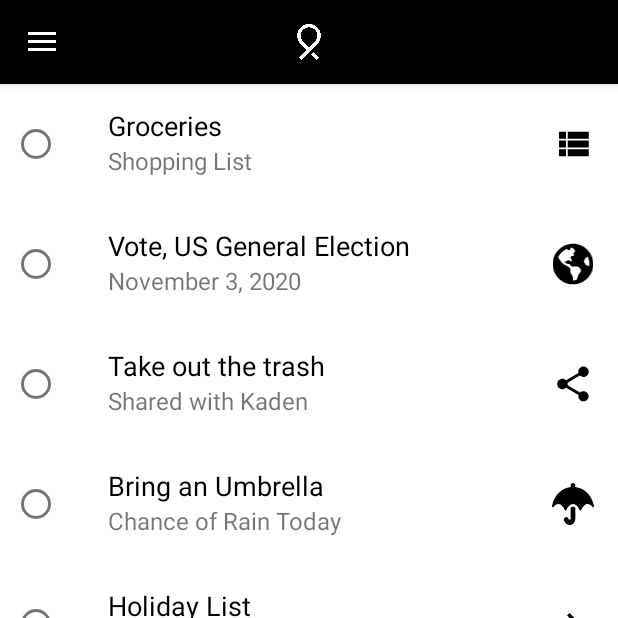
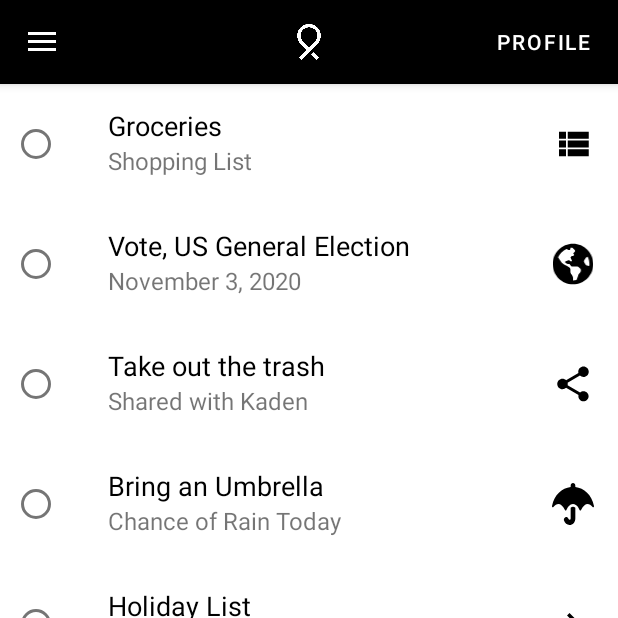
Before and after one commit to ryubears/re-mind, an Android app: the screen it shows after launch (MainActivity), on a phone screen of 412 x 824 dp, the top half of it. Run offline under Robolectric (Android 15) with nearby library versions, the light colour scheme and no system bars.

Commit message:
Add (temporary) profile button and change default setting switch

```diff
--- a/app/src/main/AndroidManifest.xml
+++ b/app/src/main/AndroidManifest.xml
@@ -37,6 +37,8 @@
 
         <activity android:name=".ui.activities.PrivacyPolicyActivity" />
 
+        <activity android:name=".ui.activities.ProfileActivity" />
+
         <activity
             android:name=".ui.activities.TaskDetailActivity"
             android:label="@string/title_task_detail"
--- a/app/src/main/java/com/yoseph/re_mind/ui/activities/MainActivity.java
+++ b/app/src/main/java/com/yoseph/re_mind/ui/activities/MainActivity.java
@@ -9,6 +9,7 @@ import android.os.Build;
 import android.os.Bundle;
 import android.os.Handler;
 import android.view.View;
+import android.widget.Button;
 import android.widget.ImageButton;
 import android.widget.ImageView;
 import android.widget.Toast;
@@ -73,9 +74,11 @@ public class MainActivity extends AppCompatActivity {
         toolbar = findViewById(R.id.nav_toolbar);
         fab = findViewById(R.id.nav_fab);
 
+
         // Initialize toolbar and fab.
         setSupportActionBar(toolbar);
         setFloatingActionButton();
+        setProfileButton();
 
         // Disable title.
         getSupportActionBar().setDisplayShowTitleEnabled(false);
@@ -151,6 +154,15 @@ public class MainActivity extends AppCompatActivity {
         // Using BottomSheetDialogFragment.
         final BottomSheetFragment bottomSheetFragment = new BottomSheetFragment();
         fab.setOnClickListener(view -> bottomSheetFragment.show(getSupportFragmentManager(), bottomSheetFragment.getTag()));
+    }
+
+    private void setProfileButton() {
+        final Button button = (Button) findViewById(R.id.profile_button);
+        button.setOnClickListener(new View.OnClickListener() {
+            public void onClick(View v) {
+                startActivity(new Intent(MainActivity.this, ProfileActivity.class));
+            }
+        });
     }
 
     private void loadFragment() {
--- a/app/src/main/res/layout/activity_settings.xml
+++ b/app/src/main/res/layout/activity_settings.xml
@@ -48,6 +48,7 @@
         android:layout_height="wrap_content"
         android:layout_marginStart="320dp"
         android:layout_marginTop="165dp"
+        android:checked="true"
         app:layout_constraintStart_toStartOf="parent"
         app:layout_constraintTop_toTopOf="parent" />
 
@@ -57,6 +58,7 @@
         android:layout_height="wrap_content"
         android:layout_marginStart="320dp"
         android:layout_marginTop="96dp"
+        android:checked="true"
         app:layout_constraintStart_toStartOf="parent"
         app:layout_constraintTop_toTopOf="parent" />
 
--- a/app/src/main/res/layout/app_bar_main.xml
+++ b/app/src/main/res/layout/app_bar_main.xml
@@ -26,7 +26,16 @@
                 android:layout_gravity="center"
                 android:src="@drawable/app_icon_white" />
 
+            <Button
+                android:id="@+id/profile_button"
+                android:layout_width="100dp"
+                android:layout_height="50dp"
+                android:layout_gravity="end"
+                android:text="@string/menu_profile" />
+
         </androidx.appcompat.widget.Toolbar>
+
+
 
     </com.google.android.material.appbar.AppBarLayout>
 
```
